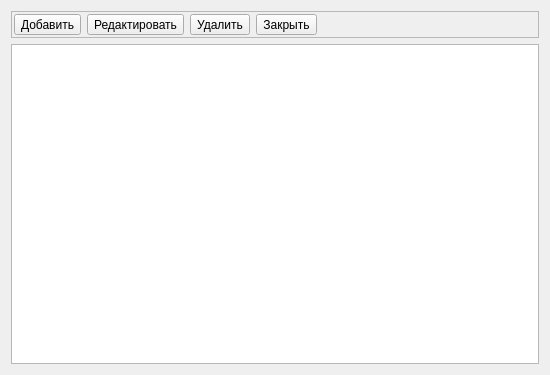
Before: the Qt Designer form ui/f_eventlist.ui in wterkin/qt-forget-me-not, drawn with Qt 5.
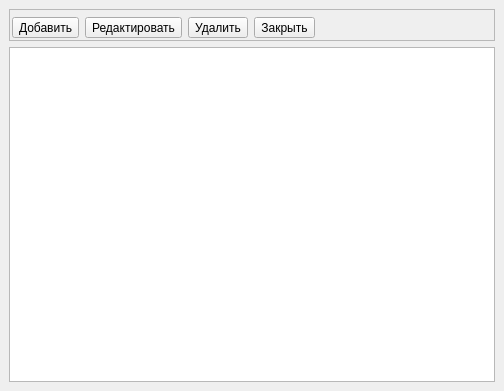
After: the same form once the commit is applied. Icons and pictures are not drawn.

```diff
--- a/ui/f_eventlist.ui
+++ b/ui/f_eventlist.ui
@@ -1,40 +1,44 @@
 <?xml version="1.0" encoding="UTF-8"?>
 <ui version="4.0">
- <class>Dialog</class>
- <widget class="QDialog" name="Dialog">
+ <class>MainWindow</class>
+ <widget class="QMainWindow" name="MainWindow">
   <property name="geometry">
    <rect>
     <x>0</x>
     <y>0</y>
-    <width>550</width>
-    <height>375</height>
+    <width>504</width>
+    <height>391</height>
    </rect>
   </property>
   <property name="windowTitle">
-   <string>Dialog</string>
+   <string>MainWindow</string>
   </property>
+  <widget class="QWidget" name="centralwidget">
   <layout class="QVBoxLayout" name="verticalLayout">
    <item>
     <widget class="QFrame" name="frame">
+      <property name="minimumSize">
+       <size>
+        <width>0</width>
+        <height>32</height>
+       </size>
+      </property>
      <property name="frameShape">
       <enum>QFrame::StyledPanel</enum>
      </property>
      <property name="frameShadow">
-      <enum>QFrame::Sunken</enum>
+       <enum>QFrame::Raised</enum>
+      </property>
+      <widget class="QWidget" name="layoutWidget">
+       <property name="geometry">
+        <rect>
+         <x>3</x>
+         <y>3</y>
+         <width>484</width>
+         <height>31</height>
+        </rect>
      </property>
      <layout class="QHBoxLayout" name="horizontalLayout">
-      <property name="leftMargin">
-       <number>2</number>
-      </property>
-      <property name="topMargin">
-       <number>2</number>
-      </property>
-      <property name="rightMargin">
-       <number>2</number>
-      </property>
-      <property name="bottomMargin">
-       <number>2</number>
-      </property>
       <item>
        <widget class="QToolButton" name="QButtonAdd">
         <property name="toolTip">
@@ -122,7 +126,7 @@
         </property>
         <property name="sizeHint" stdset="0">
          <size>
-          <width>40</width>
+            <width>338</width>
           <height>20</height>
          </size>
         </property>
@@ -130,12 +134,14 @@
       </item>
      </layout>
     </widget>
+     </widget>
    </item>
    <item>
     <widget class="QListWidget" name="listWidget"/>
    </item>
   </layout>
  </widget>
+ </widget>
  <resources/>
  <connections>
   <connection>
```
Left out of the diff: 12 changed lines with no effect on the pictures. Lines whose indentation alone changed are shown as unchanged.
